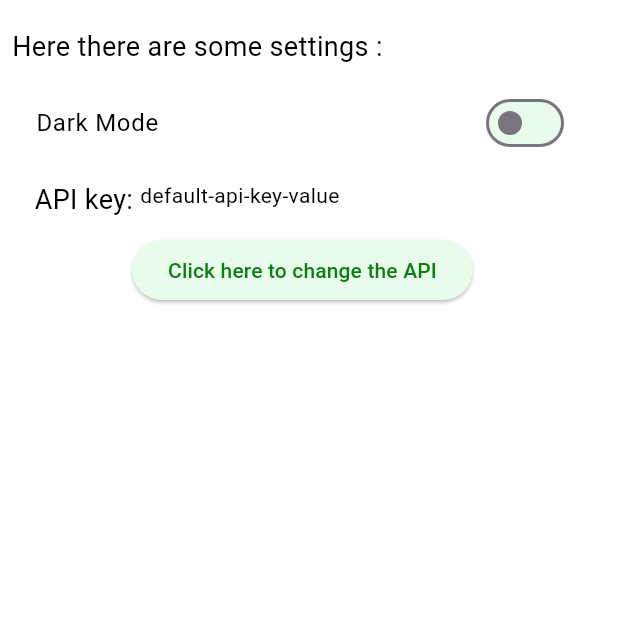
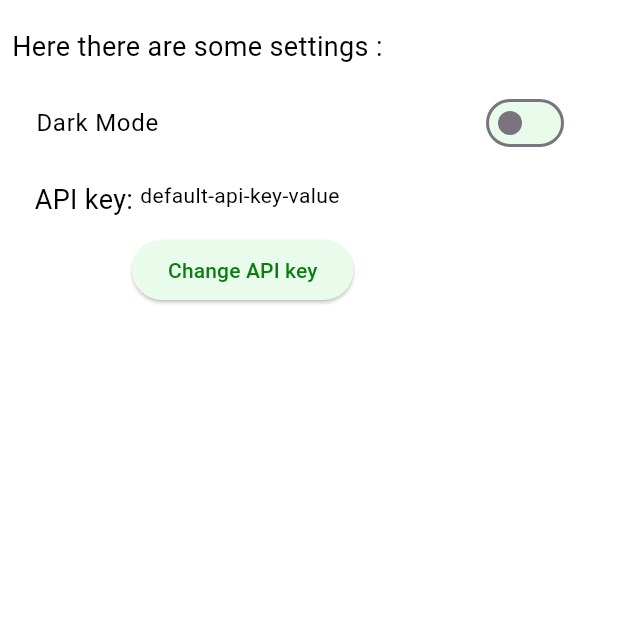
Before and after one commit to LeciLorenc/Flashcard, a Flutter app: the SettingsWidget screen opened directly, on a phone screen of 412 x 824 dp, the top half of it. Run offline on Flutter 3.47's test engine with Material 3 defaults, Android fonts, the phone set to English and light mode, and no system bars; our stand-ins replace cloud_firestore, firebase_auth, firebase_core, flutter_bloc, flutter_markdown, google_sign_in and 3 more; missing offline and left inert: country_flags; accounts and stored records are empty; Roboto replaces fonts that are missing (OpenSans).

```diff
--- a/lib/calendar_and_recap/playWithErrors/playWithErrors.dart
+++ b/lib/calendar_and_recap/playWithErrors/playWithErrors.dart
@@ -123,8 +123,8 @@ class _PlayWithPastErrors extends State<PlayWithPastErrors> {
   void updateSubject(String subject) {
     setState(() {
       if (subject != '') {
+        widget.viewModel.phasePlayChoice = PhasePlayChoice.play;
         widget.viewModel.subjectChosen = subject;
-        widget.viewModel.phasePlayChoice = PhasePlayChoice.play;
       } else {
         widget.viewModel.phasePlayChoice = PhasePlayChoice.choice;
       }
@@ -134,8 +134,8 @@ class _PlayWithPastErrors extends State<PlayWithPastErrors> {
   void updateDeck(String deck) {
     setState(() {
       if (deck != '') {
+        widget.viewModel.phasePlayChoice = PhasePlayChoice.play;
         widget.viewModel.deckChosen = deck;
-        widget.viewModel.phasePlayChoice = PhasePlayChoice.play;
       } else {
         widget.viewModel.phasePlayChoice = PhasePlayChoice.choice;
       }
--- a/lib/calendar_and_recap/settings/settingsWidget.dart
+++ b/lib/calendar_and_recap/settings/settingsWidget.dart
@@ -104,7 +104,7 @@ class _SettingsWidgetState extends State<SettingsWidget> {
                             : backgroundButtonColorLight, // Set the background color here
                       ),
                       child: const Text(
-                        "Click here to change the API",
+                        "Change API key",
                         style: TextStyle(color: primaryColor), // Set the text color
                       ),
                     ),
```
Also changed, not shown: lib/calendar_and_recap/pastErrors/view/showIncorrectWhenPlaying.dart (+14 -2 lines), lib/pages/home_page/subject_selection.dart (+5 -2 lines).
